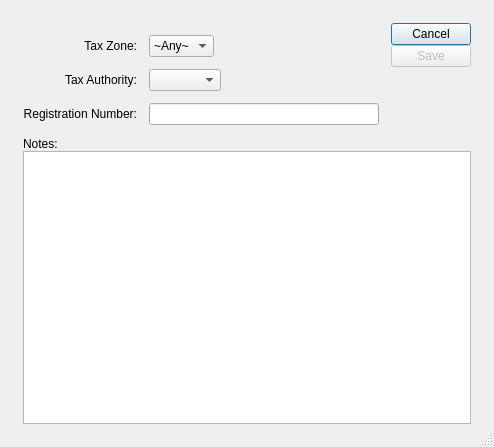
Above: xtuple/trunk/guiclient/taxRegistration.ui from WooodHead/xtuple before the change. Below: the same form after it.
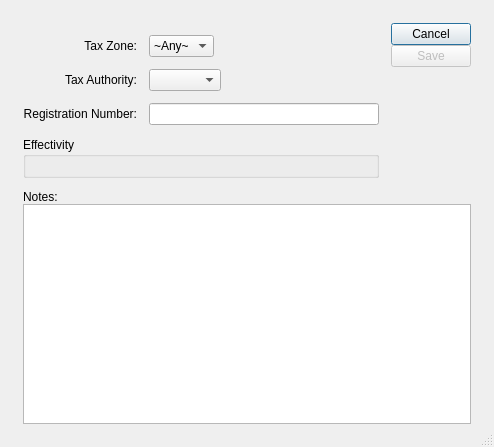
That is the form after the change. Custom widgets are drawn as their Qt base class.

Commit message: issue 8554:  Some pre-work on tax screens

```diff
--- a/xtuple/trunk/guiclient/taxRegistration.ui
+++ b/xtuple/trunk/guiclient/taxRegistration.ui
@@ -199,7 +199,7 @@
        </item>
       </layout>
      </item>
-     <item row="2" column="0" colspan="2" >
+     <item row="3" column="0" colspan="2" >
       <widget class="QFrame" name="_frame" >
        <property name="sizePolicy" >
         <sizepolicy vsizetype="Expanding" hsizetype="Preferred" >
@@ -240,6 +240,18 @@
        </layout>
       </widget>
      </item>
+     <item row="2" column="0" >
+      <widget class="QGroupBox" name="_dateGroup" >
+       <property name="title" >
+        <string>Effectivity</string>
+       </property>
+       <layout class="QGridLayout" name="gridLayout_5" >
+        <item row="0" column="0" >
+         <widget class="DateCluster" name="_dates" />
+        </item>
+       </layout>
+      </widget>
+     </item>
     </layout>
    </item>
   </layout>
@@ -250,6 +262,11 @@
    <extends>QWidget</extends>
    <header>custcluster.h</header>
   </customwidget>
+  <customwidget>
+   <class>DateCluster</class>
+   <extends>QWidget</extends>
+   <header>datecluster.h</header>
+  </customwidget>
   <customwidget>
    <class>VendorInfo</class>
    <extends>QWidget</extends>
```
The commit also changes 4 other files.
